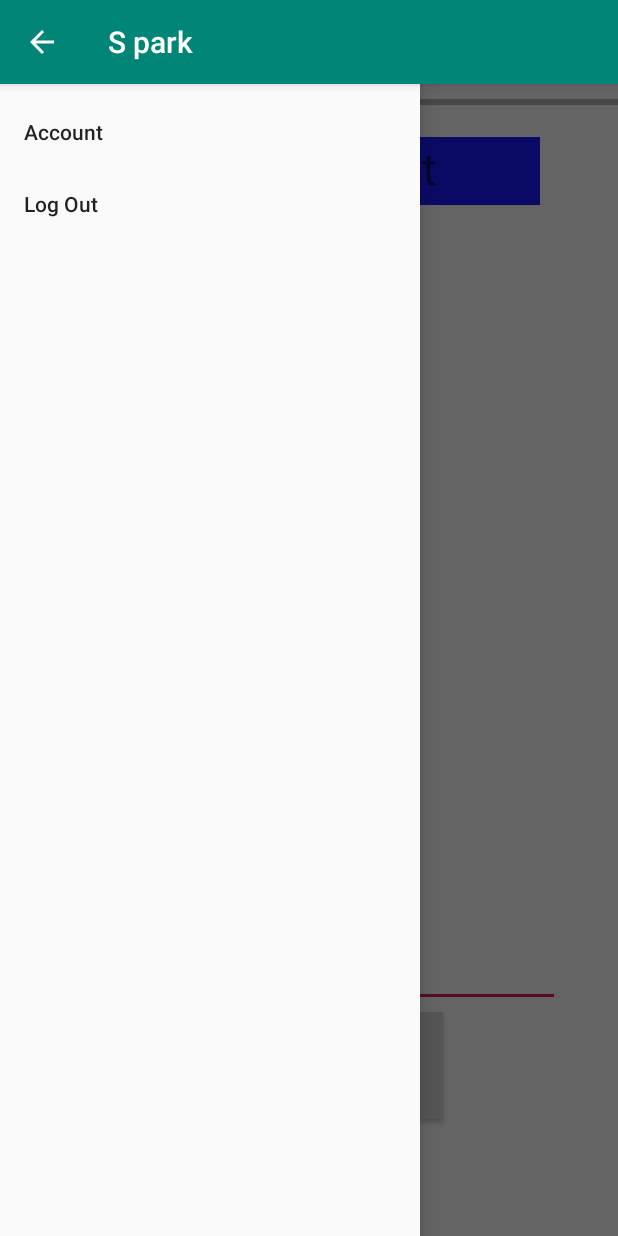
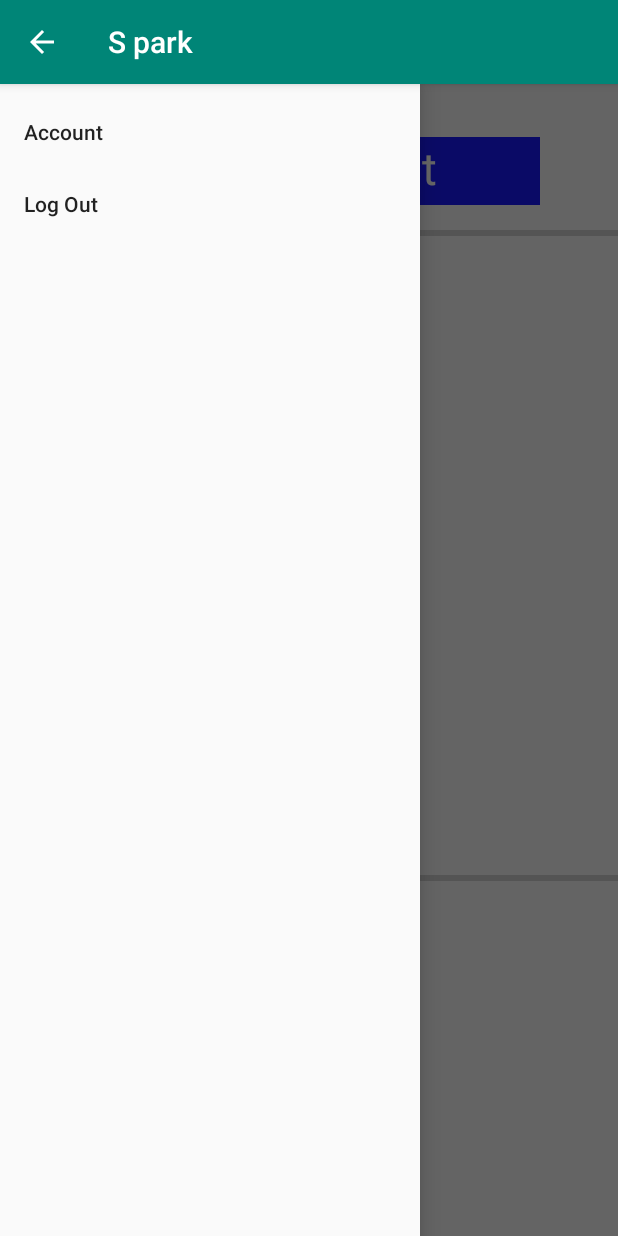
Before and after one commit to akashjoshi1999/S-park, an Android app: the OwnerActivity screen opened directly, with no data from a screen before it, with the side drawer open, on a phone screen of 412 x 824 dp. Run offline under Robolectric (Android 15) with nearby library versions, the phone set to English and light mode, and no system bars; our stand-ins replace Firebase (no records; nobody signed in at launch, a user with empty details on screens opened directly); Roboto replaces fonts that are not available here; 1 statement that could not run was skipped.

Commit message:
Initial commit

```diff
--- a/app/src/main/java/com/example/spark/OwnerActivity.java
+++ b/app/src/main/java/com/example/spark/OwnerActivity.java
@@ -1,14 +1,69 @@
 package com.example.spark;
 
+import androidx.annotation.NonNull;
 import androidx.appcompat.app.AppCompatActivity;
 
+import android.content.Intent;
 import android.os.Bundle;
+import android.view.MenuItem;
+import android.widget.TextView;
+import android.widget.Toast;
 
-public class OwnerActivity extends AppCompatActivity {
+import com.google.android.material.navigation.NavigationView;
+import com.google.firebase.auth.FirebaseAuth;
+import com.google.firebase.database.DataSnapshot;
+import com.google.firebase.database.DatabaseError;
+import com.google.firebase.database.DatabaseReference;
+import com.google.firebase.database.FirebaseDatabase;
+import com.google.firebase.database.ValueEventListener;
+import com.google.firebase.storage.FirebaseStorage;
 
+public class OwnerActivity extends AppCompatActivity implements NavigationView.OnNavigationItemSelectedListener{
+
+    FirebaseAuth firebaseAuth;
+    TextView car;
+    FirebaseDatabase firebaseDatabase;
+    String carPark;
     @Override
     protected void onCreate(Bundle savedInstanceState) {
         super.onCreate(savedInstanceState);
         setContentView(R.layout.activity_owner);
+        car = (TextView) findViewById(R.id.textCar);
+
+        DatabaseReference databaseReference = FirebaseDatabase.getInstance().getReference("AccountDetails")
+                .child(FirebaseAuth.getInstance().getCurrentUser().getUid())
+                .child("Car standing");
+
+        databaseReference.addValueEventListener(new ValueEventListener() {
+            @Override
+            public void onDataChange(@NonNull DataSnapshot dataSnapshot) {
+                carPark = dataSnapshot.child("Car standing").getValue().toString();
+                car.setText(carPark);
+            }
+
+            @Override
+            public void onCancelled(@NonNull DatabaseError databaseError) {
+
+            }
+        });
+
+    }
+    @Override
+    public boolean onNavigationItemSelected(@NonNull MenuItem item) {
+        int id = item.getItemId();
+        switch (id) {
+            case R.id.nav_account:
+                startActivity(new Intent(getApplicationContext(), AccountActivity.class));
+                finish();
+                break;
+            case R.id.nav_logout:
+                firebaseAuth = FirebaseAuth.getInstance();
+                if (firebaseAuth.getCurrentUser() != null) {
+                    firebaseAuth.signOut();
+                }
+                startActivity(new Intent(getApplicationContext(), Login.class));
+                break;
+        }
+        return false;
     }
 }
--- a/app/src/main/res/layout/activity_owner.xml
+++ b/app/src/main/res/layout/activity_owner.xml
@@ -12,6 +12,6 @@
         android:layout_height="match_parent"
         android:layout_gravity="start"
         android:id="@+id/nav_view"
-        app:menu="@menu/nav_menu"
+        app:menu="@menu/owner_menu"
         tools:ignore="MissingConstraints" />
 </androidx.drawerlayout.widget.DrawerLayout>
--- a/app/src/main/res/layout/activity_vehicle.xml
+++ b/app/src/main/res/layout/activity_vehicle.xml
@@ -23,7 +23,7 @@
         app:layout_constraintTop_toTopOf="parent"
         app:layout_constraintVertical_bias="0.081" />
 
-    <TextView
+    <EditText
         android:id="@+id/textNumberPlate"
         android:layout_width="152dp"
         android:layout_height="0dp"
@@ -36,7 +36,7 @@
         app:layout_constraintTop_toBottomOf="@+id/imageViewCar"
         tools:ignore="MissingConstraints" />
 
-    <TextView
+    <EditText
         android:id="@+id/textModel"
         android:layout_width="152dp"
         android:layout_height="0dp"
--- a/app/src/main/res/layout/signup.xml
+++ b/app/src/main/res/layout/signup.xml
@@ -93,9 +93,10 @@
         android:layout_marginBottom="8dp"
         app:layout_constraintBottom_toBottomOf="parent"
         app:layout_constraintEnd_toEndOf="parent"
+        app:layout_constraintHorizontal_bias="0.508"
         app:layout_constraintStart_toStartOf="parent"
         app:layout_constraintTop_toTopOf="parent"
-        app:layout_constraintVertical_bias="0.36"
+        app:layout_constraintVertical_bias="0.33"
         app:srcCompat="@drawable/asset1"
         tools:ignore="DuplicateIds" />
 
--- /dev/null
+++ b/app/src/main/res/menu/owner_menu.xml
@@ -0,0 +1,7 @@
+<?xml version="1.0" encoding="utf-8"?>
+<menu xmlns:android="http://schemas.android.com/apk/res/android">
+    <item android:id="@+id/nav_account"
+        android:title="Account"/>
+    <item android:title="Log Out"
+        android:id="@+id/nav_logout"/>
+</menu>
--- a/app/src/main/res/values/strings.xml
+++ b/app/src/main/res/values/strings.xml
@@ -35,6 +35,7 @@
     <string name="enter_email">Enter email</string>
     <string name="your_password_is_send_to_your_email_account">Your password is send to your email account.</string>
     <string name="forgot_password">Forgot password</string>
+    <string name="loading">Loading</string>
     <string-array name="role">
         <item>User</item>
         <item>Owner</item>
```
Also changed, not shown: app/src/main/java/com/example/spark/ActivityUserChangePassword.java (+8 -8 lines), app/src/main/java/com/example/spark/Login.java (+15 -17 lines), app/src/main/java/com/example/spark/MapActivity.java (+8 -5 lines), app/src/main/java/com/example/spark/Vehicle.java (+4 -3 lines), app/src/main/res/layout/activity_user_change_password.xml (+3 -4 lines), app/src/main/res/layout/owner_layout.xml (+26 -35 lines).
